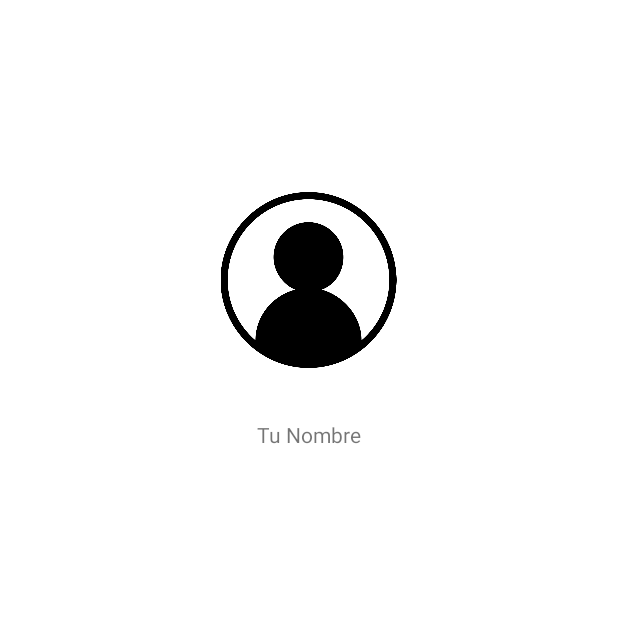
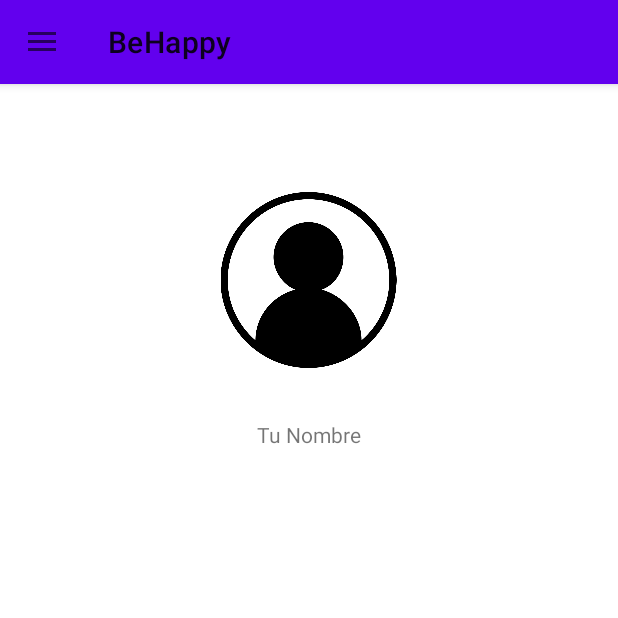
Before and after one commit to LBanda/BeHappy, an Android app: the Profile screen opened directly, with no data from a screen before it, on a phone screen of 412 x 824 dp, the top half of it. Run offline under Robolectric (Android 15) with nearby library versions, the phone set to English and light mode, and no system bars; libraries missing offline, so code that uses them is left out: com.firebase.ui.

Commit message:
menus de cada vista

```diff
--- a/app/src/main/java/mx/itesm/equipo2/behappy/MainActivity.kt
+++ b/app/src/main/java/mx/itesm/equipo2/behappy/MainActivity.kt
@@ -60,6 +60,8 @@ class MainActivity : AppCompatActivity(), NavigationView.OnNavigationItemSelecte
     //Esto es lo del menu lateral
     override fun onNavigationItemSelected(item: MenuItem): Boolean {
         when (item.itemId) {
+            R.id.activity_inicio -> {val intInicio= Intent(this, MainActivity::class.java)
+                startActivity(intInicio)}
             R.id.activity_profile2 -> {val intPerfil = Intent(this, Profile::class.java)
             startActivity(intPerfil)}
             R.id.activity_my_form -> {val intForm = Intent(this, MyForm::class.java)
--- a/app/src/main/java/mx/itesm/equipo2/behappy/Profile.kt
+++ b/app/src/main/java/mx/itesm/equipo2/behappy/Profile.kt
@@ -1,11 +1,92 @@
 package mx.itesm.equipo2.behappy
 
+import android.content.Intent
 import androidx.appcompat.app.AppCompatActivity
 import android.os.Bundle
+import android.content.res.Configuration
+import android.view.MenuItem
+import androidx.appcompat.app.ActionBarDrawerToggle
+import androidx.core.view.GravityCompat
+import androidx.drawerlayout.widget.DrawerLayout
+import com.google.android.material.navigation.NavigationView
+import mx.itesm.equipo2.behappy.databinding.ActivityProfile2Binding
+import com.firebase.ui.auth.AuthUI
 
-class Profile : AppCompatActivity() {
+class Profile : AppCompatActivity(), NavigationView.OnNavigationItemSelectedListener {
+
+    lateinit var binding: ActivityProfile2Binding
+    private lateinit var drawer: DrawerLayout
+    private lateinit var toggle: ActionBarDrawerToggle
     override fun onCreate(savedInstanceState: Bundle?) {
         super.onCreate(savedInstanceState)
-        setContentView(R.layout.activity_profile2)
+        binding = ActivityProfile2Binding.inflate(layoutInflater)
+        setContentView(binding.root)
+
+        val toolbar: androidx.appcompat.widget.Toolbar = findViewById(R.id.toolbar_main)
+        setSupportActionBar(toolbar)
+
+        drawer = findViewById(R.id.drawer_layout)
+        toggle = ActionBarDrawerToggle(
+            this,
+            drawer,
+            toolbar,
+            R.string.navigation_drawer_open,
+            R.string.navigation_drawer_close
+        )
+        drawer.addDrawerListener(toggle)
+
+        supportActionBar?.setDisplayHomeAsUpEnabled(true)
+        supportActionBar?.setHomeButtonEnabled(true)
+
+        val navigationView: NavigationView = findViewById(R.id.nav_view)
+        navigationView.setNavigationItemSelectedListener(this)
+    }
+
+    override fun onStart() {
+        super.onStart()
+
+        binding.btnCerrarSesion.setOnClickListener {
+            AuthUI.getInstance().signOut(this).addOnCompleteListener {
+                finish()
+
+                val intLogin = Intent(this, LoginActivity::class.java)
+                startActivity(intLogin)
+            }
+        }
+
+    }
+
+
+    override fun onNavigationItemSelected(item: MenuItem): Boolean {
+        when (item.itemId) {
+            R.id.activity_inicio -> {val intInicio= Intent(this, MainActivity::class.java)
+                startActivity(intInicio)}
+            R.id.activity_profile2 -> {val intPerfil = Intent(this, Profile::class.java)
+                startActivity(intPerfil)}
+            R.id.activity_my_form -> {val intForm = Intent(this, MyForm::class.java)
+                startActivity(intForm)}
+            R.id.activity_contacto -> {val intContacto = Intent(this, Contacto::class.java)
+                startActivity(intContacto)}
+        }
+
+        drawer.closeDrawer(GravityCompat.START)
+        return true
+    }
+
+    override fun onPostCreate(savedInstanceState: Bundle?) {
+        super.onPostCreate(savedInstanceState)
+        toggle.syncState()
+    }
+
+    override fun onConfigurationChanged(newConfig: Configuration) {
+        super.onConfigurationChanged(newConfig)
+        toggle.onConfigurationChanged(newConfig)
+    }
+
+    override fun onOptionsItemSelected(item: MenuItem): Boolean {
+        if (toggle.onOptionsItemSelected(item)) {
+            return true
+        }
+        return super.onOptionsItemSelected(item)
     }
 }
--- a/app/src/main/res/layout/activity_profile2.xml
+++ b/app/src/main/res/layout/activity_profile2.xml
@@ -1,6 +1,16 @@
 <?xml version="1.0" encoding="utf-8"?>
-<androidx.constraintlayout.widget.ConstraintLayout xmlns:android="http://schemas.android.com/apk/res/android"
+<androidx.drawerlayout.widget.DrawerLayout
+    xmlns:android="http://schemas.android.com/apk/res/android"
     xmlns:app="http://schemas.android.com/apk/res-auto"
+    xmlns:tools="http://schemas.android.com/tools"
+    android:layout_width="match_parent"
+    android:layout_height="match_parent"
+    android:id="@+id/drawer_layout"
+    tools:openDrawer="start"
+    tools:context=".Profile">
+
+
+    <androidx.constraintlayout.widget.ConstraintLayout
         android:layout_width="match_parent"
         android:layout_height="match_parent">
 
@@ -24,4 +34,30 @@
             app:layout_constraintEnd_toEndOf="parent"
             app:layout_constraintStart_toStartOf="parent"
             app:layout_constraintTop_toTopOf="parent" />
+
     </androidx.constraintlayout.widget.ConstraintLayout>
+
+    <include
+        layout="@layout/app_barmenu_main"
+        android:layout_height="match_parent"
+        android:layout_width="match_parent"/>
+
+    <com.google.android.material.navigation.NavigationView
+        android:id="@+id/nav_view"
+        android:layout_height="match_parent"
+        android:layout_width="wrap_content"
+        android:layout_gravity="start"
+
+        app:headerLayout="@layout/nav_header_main"
+        app:menu="@menu/activity_main_drawer">
+
+        <Button
+            android:id="@+id/btnCerrarSesion"
+            android:layout_width="match_parent"
+            android:layout_height="wrap_content"
+            android:layout_gravity="bottom"
+            android:text="Cerrar Sesion" />
+
+    </com.google.android.material.navigation.NavigationView>
+
+</androidx.drawerlayout.widget.DrawerLayout>
--- a/app/src/main/res/menu/activity_main_drawer.xml
+++ b/app/src/main/res/menu/activity_main_drawer.xml
@@ -1,6 +1,10 @@
 <?xml version="1.0" encoding="utf-8"?>
 <menu xmlns:android="http://schemas.android.com/apk/res/android">
     <group>
+        <item
+            android:id="@+id/activity_inicio"
+            android:icon="@drawable/home"
+            android:title="Inicio" />
         <item
             android:id="@+id/activity_profile2"
             android:icon="@drawable/logins"
```
Also changed, not shown: app/src/main/java/mx/itesm/equipo2/behappy/Contacto.kt (+20 -0 lines), app/src/main/res/layout/activity_contacto.xml (+7 -0 lines), app/src/main/res/drawable/home.png (added). Lines whose indentation alone changed are shown as unchanged.
